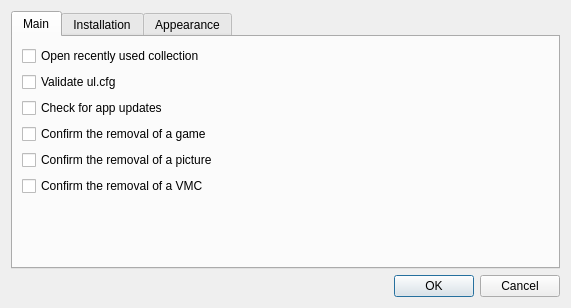
Above: src/OplPcTools/UI/SettingsDialog.ui from brainstream/OPL-PC-Tools before the change. Below: the same form after it.
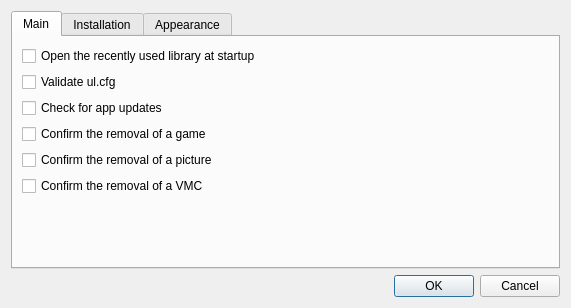
That is the form after the change.

```diff
--- a/src/OplPcTools/UI/SettingsDialog.ui
+++ b/src/OplPcTools/UI/SettingsDialog.ui
@@ -30,7 +30,7 @@
        <item>
         <widget class="QCheckBox" name="mp_checkbx_reopen_last_catalog">
          <property name="text">
-          <string>Open recently used collection</string>
+          <string>Open the recently used library at startup</string>
          </property>
         </widget>
        </item>
```
